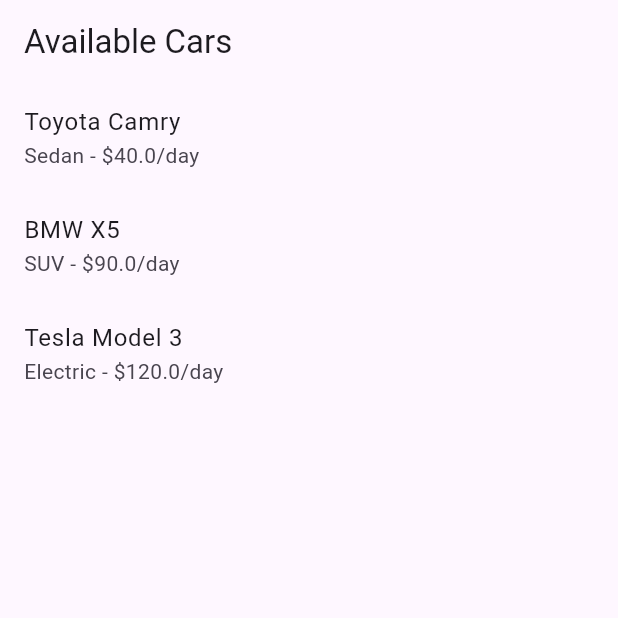
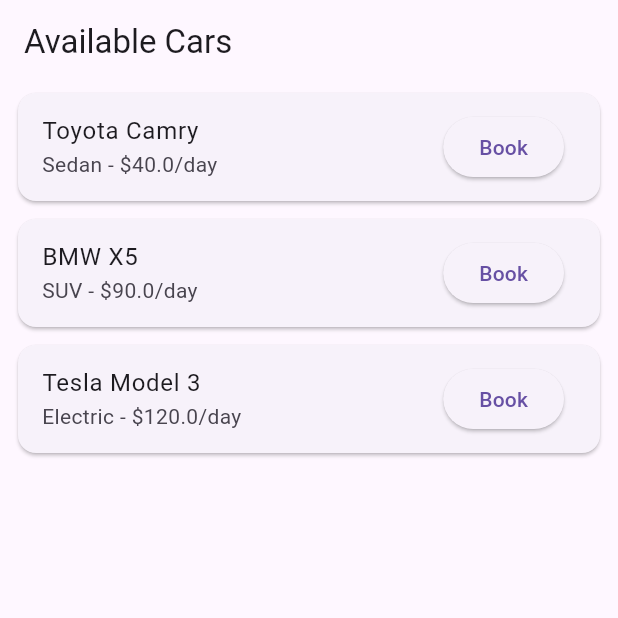
Before and after one commit to msnthr0pe/car_rental_app, a Flutter app: the screen it shows after launch, on a phone screen of 412 x 824 dp, the top half of it. Run offline on Flutter 3.47's test engine with Material 3 defaults, Android fonts, the phone set to English and light mode, and no system bars.

Commit message:
Added cars list screen

```diff
--- a/lib/features/cars/screens/cars_list_screen.dart
+++ b/lib/features/cars/screens/cars_list_screen.dart
@@ -15,16 +15,46 @@ class CarsListScreen extends StatelessWidget {
       appBar: AppBar(
         title: Text('Available Cars'),
       ),
-      body: ListView.builder(
-        itemCount: cars.length,
-        itemBuilder: (context, index) {
-          final car = cars[index];
-          return ListTile(
-            title: Text(car.name),
-            subtitle: Text('${car.type} - \$${car.pricePerDay}/day'),
+      body: CarsListView(
+        cars: cars,
+        onBookTap: (car) {
+          ScaffoldMessenger.of(context).showSnackBar(
+            SnackBar(content: Text('Booking ${car.name}')),
           );
         },
       ),
     );
   }
 }
+
+class CarsListView extends StatelessWidget {
+  final List<CarModel> cars;
+  final Function(CarModel) onBookTap;
+
+  const CarsListView({
+    super.key,
+    required this.cars,
+    required this.onBookTap,
+  });
+
+  @override
+  Widget build(BuildContext context) {
+    return ListView.builder(
+      itemCount: cars.length,
+      itemBuilder: (context, index) {
+        final car = cars[index];
+        return Card(
+          margin: EdgeInsets.symmetric(horizontal: 12, vertical: 6),
+          child: ListTile(
+            title: Text(car.name),
+            subtitle: Text('${car.type} - \$${car.pricePerDay}/day'),
+            trailing: ElevatedButton(
+              onPressed: () => onBookTap(car),
+              child: Text('Book'),
+            ),
+          ),
+        );
+      },
+    );
+  }
+}
```
